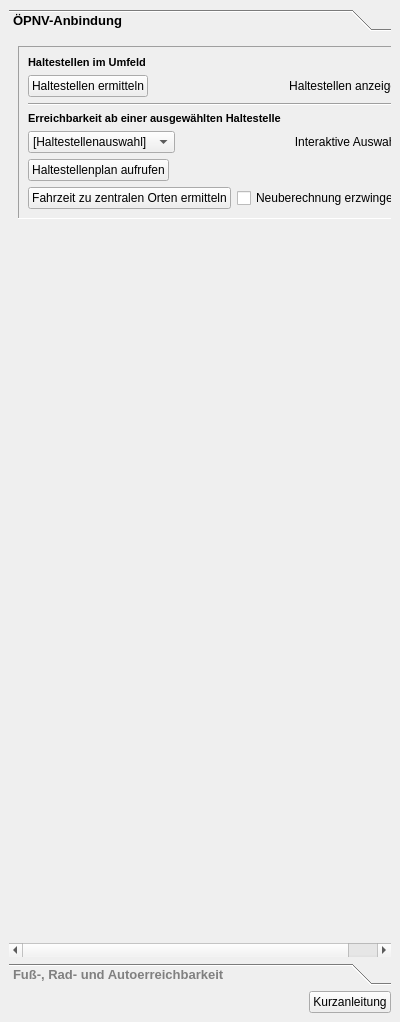
Qt form projektcheck/ui/ProjektCheck_dockwidget_analysis_02-Err.ui (projektcheck/ProjektCheck-QGIS) before a commit.
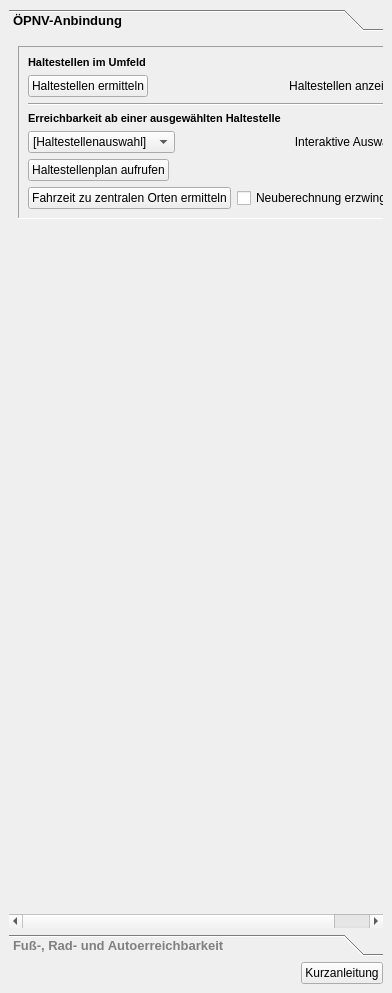
The same form after that commit. Icons and pictures are not drawn.

Diff of the .ui file:
```diff
--- a/projektcheck/ui/ProjektCheck_dockwidget_analysis_02-Err.ui
+++ b/projektcheck/ui/ProjektCheck_dockwidget_analysis_02-Err.ui
@@ -6,8 +6,8 @@
    <rect>
     <x>0</x>
     <y>0</y>
-    <width>400</width>
-    <height>1022</height>
+    <width>392</width>
+    <height>993</height>
    </rect>
   </property>
   <property name="styleSheet">
@@ -64,8 +64,8 @@
         <rect>
          <x>0</x>
          <y>0</y>
-         <width>400</width>
-         <height>879</height>
+         <width>404</width>
+         <height>831</height>
         </rect>
        </property>
        <attribute name="label">
```
Left out of the diff: 12 changed lines with no effect on the pictures.
